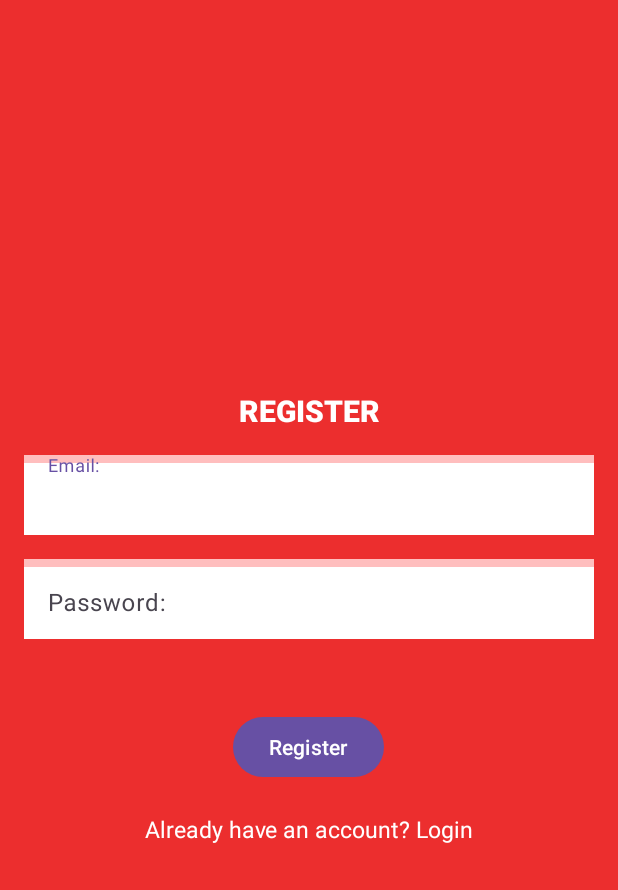
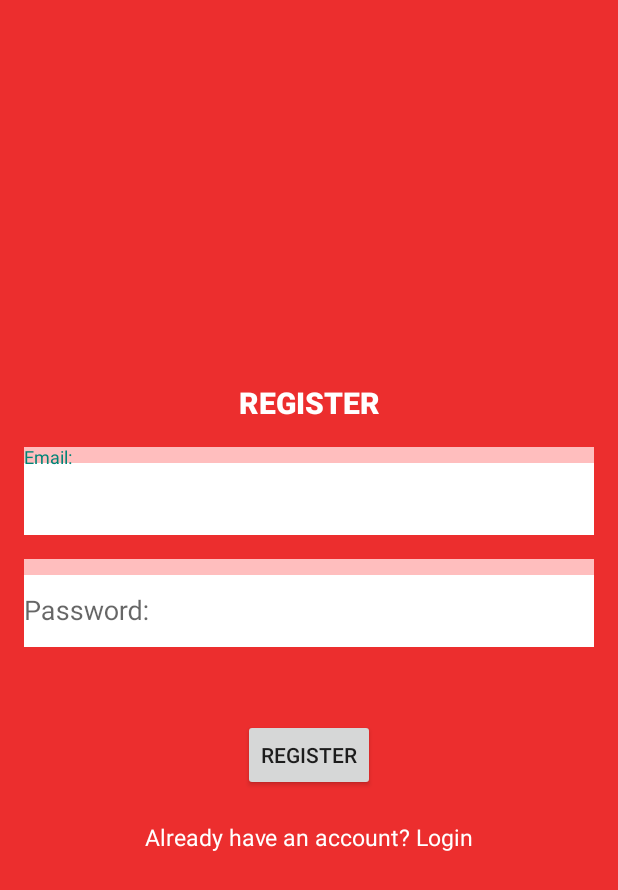
Before and after one commit to karinacolmann/parcial-1-am-acn4bv-colmann-cruz, an Android app: the screen it shows after launch (RegisterActivity), after a tap on "Create an account. Register", on a phone screen of 412 x 824 dp. Shown: the top 890 px of the screen. Run offline under Robolectric (Android 15) with nearby library versions, the phone set to English and light mode, and no system bars; our stand-ins replace Firebase (no records; nobody signed in at launch, a user with empty details on screens opened directly); Roboto replaces fonts that are not available here; 1 other tap on this screen came first.

Commit message:
feat: dark to light theme change.

```diff
--- a/app/src/main/res/values/themes.xml
+++ b/app/src/main/res/values/themes.xml
@@ -1,9 +1,11 @@
 <resources xmlns:tools="http://schemas.android.com/tools">
     <!-- Base application theme. -->
-    <style name="Base.Theme.Parcial1amacn4bvcolmanncruz" parent="Theme.Material3.DayNight.NoActionBar">
+    <style name="Base.Theme.Parcial1amacn4bvcolmanncruz" parent="Theme.AppCompat.Light.NoActionBar">
         <!-- Customize your light theme here. -->
         <!-- <item name="colorPrimary">@color/my_light_primary</item> -->
     </style>
 
     <style name="Theme.Parcial1amacn4bvcolmanncruz" parent="Base.Theme.Parcial1amacn4bvcolmanncruz" />
+
+
 </resources>
```
